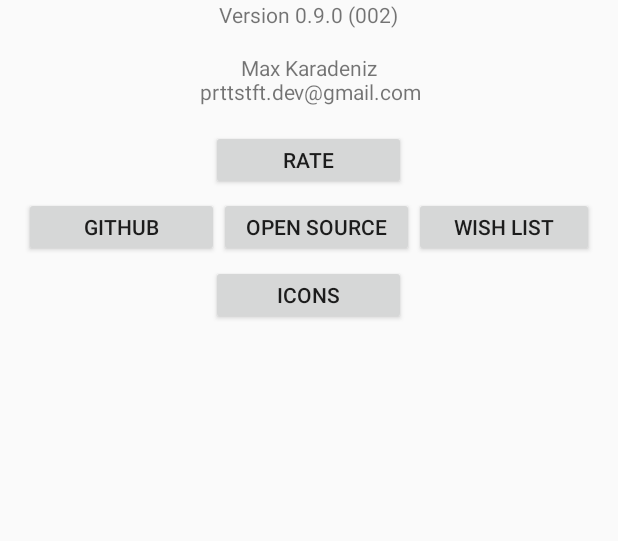
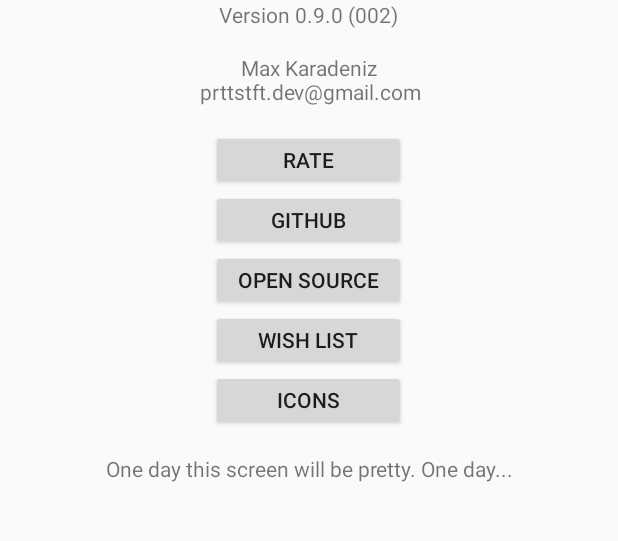
Before and after one commit to mkaradeniz/MaterialMensa, an Android app: the AboutActivity screen opened directly, with no data from a screen before it, on a phone screen of 412 x 824 dp, the part 248-789 px from its top. Run offline under Robolectric (Android 15) with nearby library versions, the light colour scheme and no system bars; our stand-ins replace ButterKnife; libraries missing offline, so code that uses them is left out: com.mikepenz.aboutlibraries.

Commit message:
Worked on about screen.

```diff
--- a/app/src/main/java/de/prttstft/materialmensa/ui/fragments/main/MainFragment.java
+++ b/app/src/main/java/de/prttstft/materialmensa/ui/fragments/main/MainFragment.java
@@ -31,15 +31,15 @@ import static de.prttstft.materialmensa.constants.GeneralConstants.MEAL;
 public class MainFragment extends Fragment implements MainFragmentView, MainFragmentViewHolderListener {
     private static final String ARG_PAGE = "ARG_PAGE";
     private static final String ARG_RESTAURANT = "ARG_RESTAURANT";
-
-    @SuppressWarnings("WeakerAccess") @Bind(R.id.fragment_main_progress_container) RelativeLayout progressBar;
     @SuppressWarnings("WeakerAccess") @Bind(R.id.fragment_main_empty_container) RelativeLayout empty;
     @SuppressWarnings("WeakerAccess") @Bind(R.id.fragment_main_empty_emoji) ImageView emptyEmoji;
     @SuppressWarnings("WeakerAccess") @Bind(R.id.fragment_main_filtered_container) RelativeLayout filtered;
     @SuppressWarnings("WeakerAccess") @Bind(R.id.fragment_main_filtered_emoji) ImageView filteredEmoji;
+    @SuppressWarnings("WeakerAccess") @Bind(R.id.fragment_main_progress_container) RelativeLayout progressBar;
     @SuppressWarnings("WeakerAccess") @Bind(R.id.fragment_main_recycler_view) RecyclerView recyclerView;
+    @SuppressWarnings("FieldCanBeLocal") private MainFragmentPresenter presenter;
     private MainFragmentAdapter adapter;
-    @SuppressWarnings("FieldCanBeLocal") private MainFragmentPresenter presenter;
+
 
     public static MainFragment newInstance(int page, int restaurant) {
         Bundle args = new Bundle();
--- a/app/src/main/res/layout/content_about.xml
+++ b/app/src/main/res/layout/content_about.xml
@@ -56,43 +56,45 @@
         android:layout_marginTop="@dimen/activity_vertical_margin"
         android:text="@string/activity_about_button_rate"/>
 
-    <RelativeLayout
-        android:id="@+id/activity_about_button_bar"
-        android:layout_width="match_parent"
-        android:layout_height="50dp"
-        android:layout_below="@+id/activity_about_button_rate"
-        android:layout_marginEnd="@dimen/activity_horizontal_margin"
-        android:layout_marginStart="@dimen/activity_horizontal_margin"
-        android:gravity="center">
-
     <android.support.v7.widget.AppCompatButton
         android:id="@+id/activity_about_button_git_hub"
         android:layout_width="130dp"
         android:layout_height="40dp"
+        android:layout_below="@+id/activity_about_button_rate"
+        android:layout_centerInParent="true"
         android:text="@string/activity_about_button_git_hub"/>
 
     <android.support.v7.widget.AppCompatButton
         android:id="@+id/activity_about_button_libraries"
         android:layout_width="130dp"
         android:layout_height="40dp"
-            android:layout_toEndOf="@+id/activity_about_button_git_hub"
+        android:layout_below="@+id/activity_about_button_git_hub"
+        android:layout_centerInParent="true"
         android:text="@string/activity_about_button_libraries"/>
-
 
     <android.support.v7.widget.AppCompatButton
         android:id="@+id/activity_about_button_wish_list"
         android:layout_width="130dp"
         android:layout_height="40dp"
-            android:layout_toEndOf="@+id/activity_about_button_libraries"
+        android:layout_below="@+id/activity_about_button_libraries"
+        android:layout_centerInParent="true"
         android:text="@string/activity_about_button_wish_list"/>
-    </RelativeLayout>
 
     <android.support.v7.widget.AppCompatButton
         android:id="@+id/activity_about_button_icons"
         android:layout_width="130dp"
         android:layout_height="40dp"
-        android:layout_below="@id/activity_about_button_bar"
+        android:layout_below="@id/activity_about_button_wish_list"
         android:layout_centerInParent="true"
         android:text="@string/activity_about_button_icons"/>
 
+    <TextView
+        android:layout_width="wrap_content"
+        android:layout_height="wrap_content"
+        android:layout_below="@id/activity_about_button_icons"
+        android:layout_centerInParent="true"
+        android:layout_marginTop="@dimen/activity_vertical_margin"
+        android:gravity="center"
+        android:text="@string/activity_about_one_day"/>
+
 </RelativeLayout>
--- a/app/src/main/res/values/strings.xml
+++ b/app/src/main/res/values/strings.xml
@@ -25,14 +25,15 @@
 
     <!-- About Activity -->
     <string name="activity_about_button_git_hub" translatable="false">GitHub</string>
+    <string name="activity_about_button_icons" translatable="false">Icons</string>
     <string name="activity_about_button_libraries" translatable="false">Open Source</string>
     <string name="activity_about_button_rate">Rate</string>
     <string name="activity_about_button_wish_list">Wish List</string>
     <string name="activity_about_credits" translatable="false">Max Karadeniz\n prttstft.dev@gmail.com</string>
     <string name="activity_about_email_subject" translatable="false">[MaterialMensa] Ahoi!</string>
     <string name="activity_about_libraries_title" translatable="false">Libraries</string>
+    <string name="activity_about_one_day" translatable="false">One day this screen will be pretty. One day...</string>
     <string name="activity_about_title">About</string>
-    <string name="activity_about_button_icons" translatable="false">Icons</string>
     <string name="activity_about_version" translatable="false">Version %1$s (%2$s)</string>
 
 
```
Lines whose indentation alone changed are shown as unchanged.
